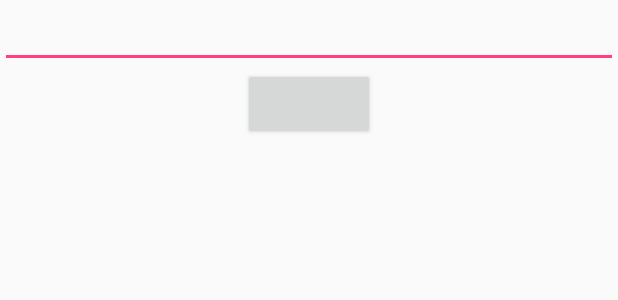
After one commit to Jesusfi/Toyota, an Android app: the layout activity_nfc.xml on its own in the app's theme, with its tools: preview values and no code run, on a phone screen of 412 x 824 dp. The commit adds this screen. Shown: the top 300 px of the screen. Run offline under Robolectric (Android 15) with nearby library versions, the phone set to English and light mode, and no system bars.

Commit message:
nfc works a degree

```diff
--- a/app/build.gradle
+++ b/app/build.gradle
@@ -48,4 +48,8 @@ dependencies {
 
 
 
+
+
+
+
 apply plugin: 'com.google.gms.google-services'
--- a/app/src/main/res/layout/activity_main.xml
+++ b/app/src/main/res/layout/activity_main.xml
@@ -38,4 +38,9 @@
         android:layout_height="wrap_content"
         android:text="view builds"
         android:id="@+id/btn_view_builds"/>
+    <Button
+        android:layout_width="wrap_content"
+        android:layout_height="wrap_content"
+        android:text="get nfc"
+        android:id="@+id/getnfc"/>
 </LinearLayout>
--- /dev/null
+++ b/app/src/main/res/layout/activity_nfc.xml
@@ -0,0 +1,37 @@
+<?xml version="1.0" encoding="utf-8"?>
+<RelativeLayout xmlns:android="http://schemas.android.com/apk/res/android"
+    xmlns:tools="http://schemas.android.com/tools" android:layout_width="match_parent"
+    android:layout_height="match_parent"
+    tools:context=".MainActivity">
+
+    <EditText
+        android:id="@+id/txtBoxAddMessage"
+        android:layout_width="match_parent"
+        android:layout_height="wrap_content" />
+
+    <Button
+        android:id="@+id/buttonAddMessage"
+        android:layout_width="wrap_content"
+        android:layout_height="wrap_content"
+        android:onClick="addMessage"
+        android:layout_below="@+id/txtBoxAddMessage"
+        android:layout_centerHorizontal="true" />
+
+    <TextView
+        android:id="@+id/txtMessagesReceived"
+        android:layout_width="wrap_content"
+        android:layout_height="wrap_content"
+        android:layout_below="@+id/buttonAddMessage"
+        android:layout_alignParentEnd="true"
+        android:layout_alignParentRight="true"/>
+
+
+    <TextView
+        android:id="@+id/txtMessageToSend"
+        android:layout_width="wrap_content"
+        android:layout_height="wrap_content"
+        android:layout_alignTop="@+id/txtMessagesReceived"
+        android:layout_alignParentLeft="true"
+        android:layout_alignParentStart="true"/>
+
+</RelativeLayout>
--- a/app/src/main/res/layout/rv_car_firebase.xml
+++ b/app/src/main/res/layout/rv_car_firebase.xml
@@ -44,6 +44,7 @@
                 android:text="Share Social" />
 
             <Button
+                android:id="@+id/btn_share_nfc"
                 android:layout_width="0dp"
                 android:text="NFC Share"
                 android:layout_height="wrap_content"
```
Also changed, not shown: app/src/main/AndroidManifest.xml (+14 -2 lines), app/src/main/java/com/example/jesusizquierdo/toyota/MainActivity.java (+10 -0 lines), app/src/main/java/com/example/jesusizquierdo/toyota/Nfc.java (added, +201 -0 lines), app/src/main/java/com/example/jesusizquierdo/toyota/rvadapters/FirebaseCarViewHolder.java (+14 -0 lines).
